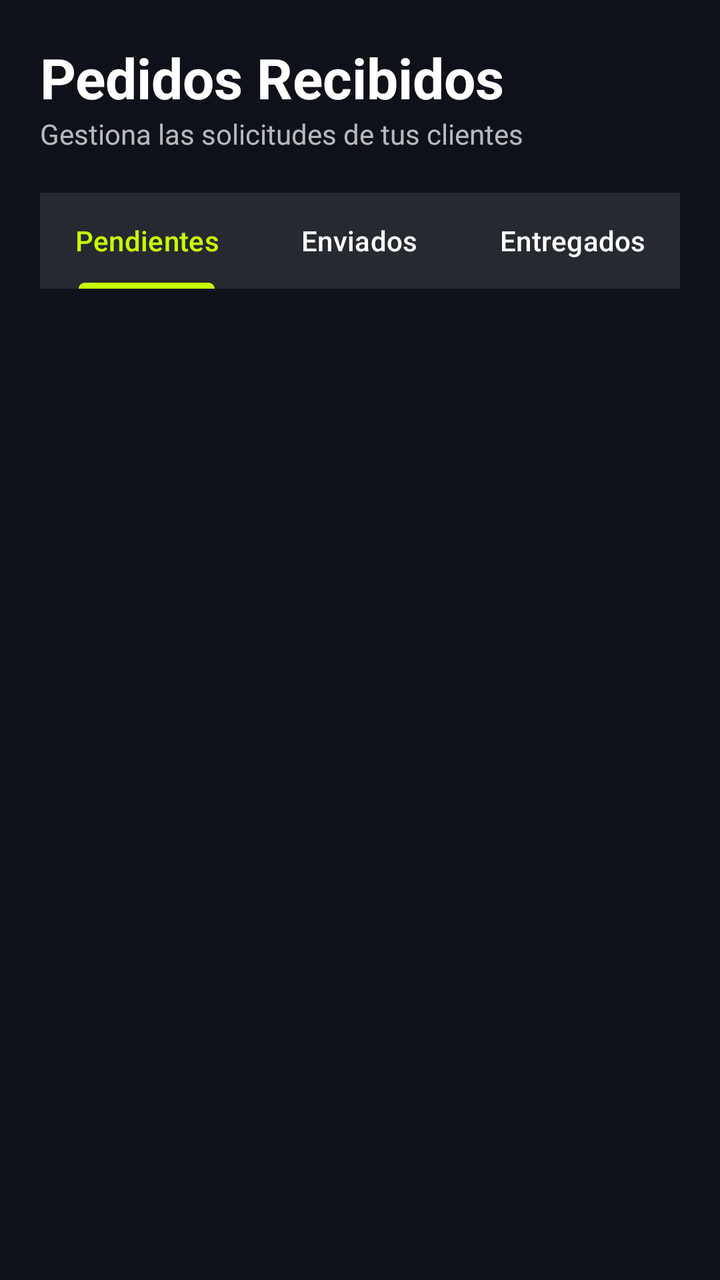
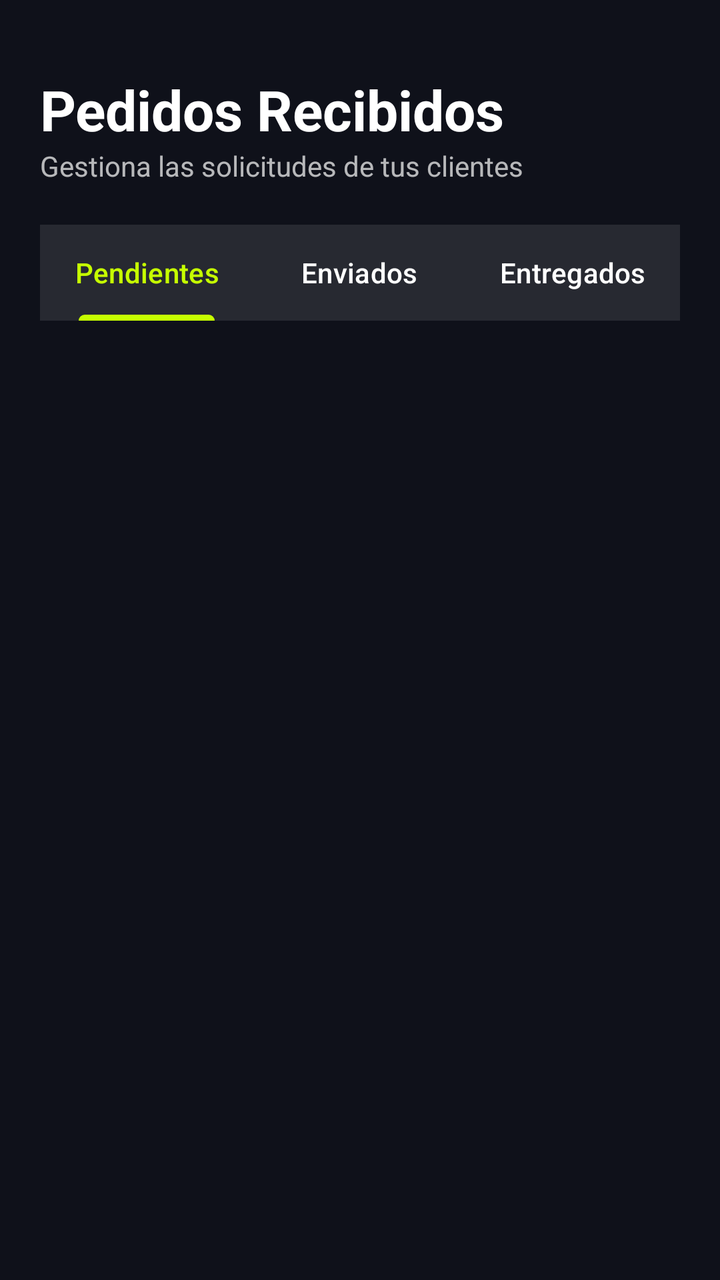

Two renders of the same Android screen: before a commit and after it. Below are the layout's source before the change and the commit's diff.
<!-- AndroidManifest.xml: application theme Theme.VoltCore -->
<!-- res/layout/fragment_vendor_orders.xml -->
<?xml version="1.0" encoding="utf-8"?>
<LinearLayout xmlns:android="http://schemas.android.com/apk/res/android"
    xmlns:app="http://schemas.android.com/apk/res-auto"
    xmlns:tools="http://schemas.android.com/tools"
    android:layout_width="match_parent"
    android:layout_height="match_parent"
    android:background="@color/volt_background"
    android:orientation="vertical">

    <LinearLayout
        android:layout_width="match_parent"
        android:layout_height="wrap_content"
        android:orientation="vertical"
        android:padding="20dp">

        <TextView
            android:layout_width="wrap_content"
            android:layout_height="wrap_content"
            android:text="Pedidos Recibidos"
            android:textColor="@color/white"
            android:textSize="28sp"
            android:textStyle="bold" />

        <TextView
            android:layout_width="wrap_content"
            android:layout_height="wrap_content"
            android:text="Gestiona las solicitudes de tus clientes"
            android:textColor="#B3FFFFFF"
            android:textSize="14sp" />
    </LinearLayout>

    <com.google.android.material.tabs.TabLayout
        android:id="@+id/tabOrders"
        android:layout_width="match_parent"
        android:layout_height="wrap_content"
        android:layout_marginHorizontal="20dp"
        android:background="@color/glass_surface"
        app:tabTextColor="@color/white"
        app:tabSelectedTextColor="@color/volt_primary"
        app:tabIndicatorColor="@color/volt_primary"
        app:tabIndicatorHeight="3dp"
        app:tabIndicatorFullWidth="false"
        app:tabMode="fixed"
        app:tabGravity="fill">

        <com.google.android.material.tabs.TabItem
            android:layout_width="wrap_content"
            android:layout_height="wrap_content"
            android:text="Pendientes" />

        <com.google.android.material.tabs.TabItem
            android:layout_width="wrap_content"
            android:layout_height="wrap_content"
            android:text="Enviados" />

        <com.google.android.material.tabs.TabItem
            android:layout_width="wrap_content"
            android:layout_height="wrap_content"
            android:text="Entregados" />
    </com.google.android.material.tabs.TabLayout>

    <androidx.recyclerview.widget.RecyclerView
        android:id="@+id/rvOrders"
        android:layout_width="match_parent"
        android:layout_height="match_parent"
        android:layout_marginTop="8dp"
        android:paddingHorizontal="8dp"
        app:layoutManager="androidx.recyclerview.widget.LinearLayoutManager"
        tools:listitem="@layout/item_vendor_order" />

</LinearLayout>
<!-- res/layout/item_vendor_order.xml (included above) -->
<?xml version="1.0" encoding="utf-8"?>
<com.google.android.material.card.MaterialCardView xmlns:android="http://schemas.android.com/apk/res/android"
    xmlns:app="http://schemas.android.com/apk/res-auto"
    android:layout_width="match_parent"
    android:layout_height="wrap_content"
    android:layout_marginBottom="12dp"
    app:cardBackgroundColor="@color/glass_surface"
    app:cardCornerRadius="16dp"
    app:strokeColor="@color/glass_stroke"
    app:strokeWidth="1dp">

    <LinearLayout
        android:layout_width="match_parent"
        android:layout_height="wrap_content"
        android:orientation="vertical"
        android:padding="16dp">

        <LinearLayout
            android:layout_width="match_parent"
            android:layout_height="wrap_content"
            android:orientation="horizontal"
            android:gravity="center_vertical"
            android:layout_marginBottom="8dp">

            <TextView
                android:id="@+id/tvOrderId"
                android:layout_width="0dp"
                android:layout_height="wrap_content"
                android:layout_weight="1"
                android:text="Orden #VC-8291"
                android:textColor="@color/white"
                android:textStyle="bold"
                android:textSize="16sp"/>

            <com.google.android.material.chip.Chip
                android:id="@+id/chipStatus"
                android:layout_width="wrap_content"
                android:layout_height="wrap_content"
                android:text="PENDIENTE"
                app:chipBackgroundColor="#33FFC107"
                android:textColor="#FFC107"
                android:textSize="10sp"
                app:chipStrokeWidth="0dp"/>
        </LinearLayout>

        <TextView
            android:id="@+id/tvCustomerName"
            android:layout_width="wrap_content"
            android:layout_height="wrap_content"
            android:text="Comprador: Juan Pérez"
            android:textColor="#B3FFFFFF"
            android:textSize="14sp"
            android:layout_marginBottom="4dp"/>

        <TextView
            android:id="@+id/tvOrderDate"
            android:layout_width="wrap_content"
            android:layout_height="wrap_content"
            android:text="Fecha: 20/05/2024"
            android:textColor="#80FFFFFF"
            android:textSize="12sp"
            android:layout_marginBottom="8dp"/>

        <TextView
            android:id="@+id/tvOrderItems"
            android:layout_width="match_parent"
            android:layout_height="wrap_content"
            android:text="1x Producto Ejemplo"
            android:textColor="@color/white"
            android:textSize="14sp"
            android:textStyle="italic"
            android:layout_marginBottom="12dp"/>

        <View
            android:layout_width="match_parent"
            android:layout_height="1dp"
            android:background="@color/glass_stroke"
            android:layout_marginBottom="12dp"/>

        <LinearLayout
            android:id="@+id/layoutExpanded"
            android:layout_width="match_parent"
            android:layout_height="wrap_content"
            android:orientation="vertical">

            <Button
                android:id="@+id/btnAcceptOrder"
                android:layout_width="match_parent"
                android:layout_height="wrap_content"
                android:text="ACEPTAR ORDEN"
                android:backgroundTint="@color/volt_primary"
                android:textColor="@color/black"
                android:textStyle="bold"
                android:layout_marginBottom="8dp"
                android:visibility="gone" />

            <com.google.android.material.textfield.TextInputLayout
                android:id="@+id/tilShippingGuide"
                android:layout_width="match_parent"
                android:layout_height="wrap_content"
                android:hint="Número de Guía de Envío"
                style="@style/Widget.Material3.TextInputLayout.OutlinedBox"
                app:boxStrokeColor="@color/volt_primary"
                app:hintTextColor="@color/volt_primary"
                android:layout_marginBottom="12dp"
                android:visibility="gone">
                <com.google.android.material.textfield.TextInputEditText
                    android:id="@+id/etShippingGuide"
                    android:layout_width="match_parent"
                    android:layout_height="wrap_content"
                    android:textColor="@color/white" />
            </com.google.android.material.textfield.TextInputLayout>

            <Button
                android:id="@+id/btnMarkAsShipped"
                android:layout_width="match_parent"
                android:layout_height="wrap_content"
                android:text="MARCAR COMO ENVIADO"
                android:backgroundTint="@color/volt_primary"
                android:textColor="@color/black"
                android:textStyle="bold"
                android:visibility="gone" />
        </LinearLayout>

    </LinearLayout>
</com.google.android.material.card.MaterialCardView>
<!-- resources referenced by this layout -->
<resources>
  <color name="black">#FF000000</color>
  <color name="glass_stroke">#33FFFFFF</color>
  <color name="glass_surface">#1AFFFFFF</color>
  <color name="volt_background">#0F111A</color>
  <color name="volt_primary">#C6FF00</color>
  <color name="white">#FFFFFFFF</color>
  <style name="Theme.VoltCore" parent="Base.Theme.VoltCore" />
  <style name="Base.Theme.VoltCore" parent="Theme.Material3.DayNight.NoActionBar">
          
          <item name="colorPrimary">@color/volt_primary</item>
          <item name="android:windowBackground">@color/volt_background</item>
          <item name="colorSurface">@color/glass_surface</item>
          <item name="colorOnSurface">@color/white</item>
      </style>
</resources>

<!-- the commit's change to res/layout/fragment_vendor_orders.xml (unified diff, before → after) -->
@@ -5,7 +5,8 @@
     android:layout_width="match_parent"
     android:layout_height="match_parent"
     android:background="@color/volt_background"
-    android:orientation="vertical">
+    android:orientation="vertical"
+    android:paddingTop="16dp">
 
     <LinearLayout
         android:layout_width="match_parent"
@@ -16,7 +17,7 @@
         <TextView
             android:layout_width="wrap_content"
             android:layout_height="wrap_content"
-            android:text="Pedidos Recibidos"
+            android:text="@string/vendor_orders_title"
             android:textColor="@color/white"
             android:textSize="28sp"
             android:textStyle="bold" />
@@ -24,8 +25,8 @@
         <TextView
             android:layout_width="wrap_content"
             android:layout_height="wrap_content"
-            android:text="Gestiona las solicitudes de tus clientes"
-            android:textColor="#B3FFFFFF"
+            android:text="@string/manage_business"
+            android:textColor="@color/white_70"
             android:textSize="14sp" />
     </LinearLayout>
 
@@ -46,17 +47,17 @@
         <com.google.android.material.tabs.TabItem
             android:layout_width="wrap_content"
             android:layout_height="wrap_content"
-            android:text="Pendientes" />
+            android:text="@string/tab_pending" />
 
         <com.google.android.material.tabs.TabItem
             android:layout_width="wrap_content"
             android:layout_height="wrap_content"
-            android:text="Enviados" />
+            android:text="@string/tab_shipped" />
 
         <com.google.android.material.tabs.TabItem
             android:layout_width="wrap_content"
             android:layout_height="wrap_content"
-            android:text="Entregados" />
+            android:text="@string/tab_delivered" />
     </com.google.android.material.tabs.TabLayout>
 
     <androidx.recyclerview.widget.RecyclerView
@@ -75,6 +76,7 @@
     xmlns:app="http://schemas.android.com/apk/res-auto"
     android:layout_width="match_parent"
     android:layout_height="wrap_content"
+    android:layout_marginHorizontal="16dp"
     android:layout_marginBottom="12dp"
     app:cardBackgroundColor="@color/glass_surface"
     app:cardCornerRadius="16dp"
@@ -91,15 +93,14 @@
             android:layout_width="match_parent"
             android:layout_height="wrap_content"
             android:orientation="horizontal"
-            android:gravity="center_vertical"
-            android:layout_marginBottom="8dp">
+            android:gravity="center_vertical">
 
             <TextView
-                android:id="@+id/tvOrderId"
+                android:id="@+id/tvOrderNumber"
                 android:layout_width="0dp"
                 android:layout_height="wrap_content"
                 android:layout_weight="1"
-                android:text="Orden #VC-8291"
+                android:text="@string/order_id_placeholder"
                 android:textColor="@color/white"
                 android:textStyle="bold"
                 android:textSize="16sp"/>
@@ -108,91 +109,82 @@
                 android:id="@+id/chipStatus"
                 android:layout_width="wrap_content"
                 android:layout_height="wrap_content"
-                android:text="PENDIENTE"
-                app:chipBackgroundColor="#33FFC107"
-                android:textColor="#FFC107"
-                android:textSize="10sp"
+                android:text="@string/status_pending"
+                app:chipBackgroundColor="@color/volt_warning"
+                android:textColor="@color/black"
+                android:textSize="12sp"
                 app:chipStrokeWidth="0dp"/>
         </LinearLayout>
 
         <TextView
-            android:id="@+id/tvCustomerName"
+            android:id="@+id/tvBuyerName"
             android:layout_width="wrap_content"
             android:layout_height="wrap_content"
-            android:text="Comprador: Juan Pérez"
-            android:textColor="#B3FFFFFF"
-            android:textSize="14sp"
-            android:layout_marginBottom="4dp"/>
+            android:layout_marginTop="12dp"
+            android:text="@string/buyer_placeholder"
+            android:textColor="@color/white_70"
+            android:textSize="14sp"/>
 
         <TextView
             android:id="@+id/tvOrderDate"
             android:layout_width="wrap_content"
             android:layout_height="wrap_content"
-            android:text="Fecha: 20/05/2024"
-            android:textColor="#80FFFFFF"
-            android:textSize="12sp"
-            android:layout_marginBottom="8dp"/>
+            android:layout_marginTop="4dp"
+            android:text="@string/order_date_placeholder"
+            android:textColor="@color/white_50"
+            android:textSize="12sp"/>
 
         <TextView
-            android:id="@+id/tvOrderItems"
-            android:layout_width="match_parent"
+            android:id="@+id/tvOrderSummary"
+            android:layout_width="wrap_content"
             android:layout_height="wrap_content"
-            android:text="1x Producto Ejemplo"
+            android:layout_marginTop="12dp"
+            android:text="@string/product_example_placeholder"
             android:textColor="@color/white"
             android:textSize="14sp"
-            android:textStyle="italic"
-            android:layout_marginBottom="12dp"/>
+            android:textStyle="italic"/>
 
         <View
             android:layout_width="match_parent"
             android:layout_height="1dp"
             android:background="@color/glass_stroke"
-            android:layout_marginBottom="12dp"/>
+            android:layout_marginVertical="16dp"/>
 
         <LinearLayout
-            android:id="@+id/layoutExpanded"
             android:layout_width="match_parent"
             android:layout_height="wrap_content"
-            android:orientation="vertical">
+            android:orientation="horizontal">
 
-            <Button
+            <com.google.android.material.button.MaterialButton
                 android:id="@+id/btnAcceptOrder"
-                android:layout_width="match_parent"
+                android:layout_width="0dp"
                 android:layout_height="wrap_content"
-                android:text="ACEPTAR ORDEN"
+                android:layout_weight="1"
+                android:minHeight="48dp"
+                android:text="@string/accept_order"
+                android:textSize="11sp"
+                app:cornerRadius="8dp"
                 android:backgroundTint="@color/volt_primary"
                 android:textColor="@color/black"
-                android:textStyle="bold"
-                android:layout_marginBottom="8dp"
-                android:visibility="gone" />
+                android:layout_marginEnd="4dp"/>
 
-            <com.google.android.material.textfield.TextInputLayout
-                android:id="@+id/tilShippingGuide"
-                android:layout_width="match_parent"
+            <com.google.android.material.button.MaterialButton
+                android:id="@+id/btnShipOrder"
+                android:layout_width="0dp"
                 android:layout_height="wrap_content"
-                android:hint="Número de Guía de Envío"
-                style="@style/Widget.Material3.TextInputLayout.OutlinedBox"
-                app:boxStrokeColor="@color/volt_primary"
-                app:hintTextColor="@color/volt_primary"
-                android:layout_marginBottom="12dp"
-                android:visibility="gone">
-                <com.google.android.material.textfield.TextInputEditText
-                    android:id="@+id/etShippingGuide"
-                    android:layout_width="match_parent"
-                    android:layout_height="wrap_content"
-                    android:textColor="@color/white" />
-            </com.google.android.material.textfield.TextInputLayout>
+                android:layout_weight="1"
+                android:minHeight="48dp"
+                android:text="@string/mark_as_shipped"
+                android:textSize="11sp"
+                app:cornerRadius="8dp"
+                android:backgroundTint="@color/glass_surface"
+                android:textColor="@color/white"
+                app:strokeColor="@color/volt_primary"
+                app:strokeWidth="1dp"
+                android:layout_marginStart="4dp"/>
 
-            <Button
-                android:id="@+id/btnMarkAsShipped"
-                android:layout_width="match_parent"
-                android:layout_height="wrap_content"
-                android:text="MARCAR COMO ENVIADO"
-                android:backgroundTint="@color/volt_primary"
-                android:textColor="@color/black"
-                android:textStyle="bold"
-                android:visibility="gone" />
         </LinearLayout>
 
     </LinearLayout>
+
 </com.google.android.material.card.MaterialCardView>
<!-- resource entries referenced after the edit -->
@@ -5,7 +5,22 @@
   <color name="glass_surface">#1AFFFFFF</color>
   <color name="volt_background">#0F111A</color>
   <color name="volt_primary">#C6FF00</color>
+  <color name="volt_warning">#FFC107</color>
   <color name="white">#FFFFFFFF</color>
+  <color name="white_50">#80FFFFFF</color>
+  <color name="white_70">#B3FFFFFF</color>
+  <string name="accept_order">ACEPTAR ORDEN</string>
+  <string name="buyer_placeholder">Comprador: %s</string>
+  <string name="manage_business">Gestiona las solicitudes de tus clientes</string>
+  <string name="mark_as_shipped">MARCAR COMO ENVIADO</string>
+  <string name="order_date_placeholder">Fecha: %s</string>
+  <string name="order_id_placeholder">Orden #%s</string>
+  <string name="product_example_placeholder">1x Producto Ejemplo</string>
+  <string name="status_pending">PENDIENTE</string>
+  <string name="tab_delivered">Entregados</string>
+  <string name="tab_pending">Pendientes</string>
+  <string name="tab_shipped">Enviados</string>
+  <string name="vendor_orders_title">Pedidos Recibidos</string>
   <style name="Theme.VoltCore" parent="Base.Theme.VoltCore" />
   <style name="Base.Theme.VoltCore" parent="Theme.Material3.DayNight.NoActionBar">
           
